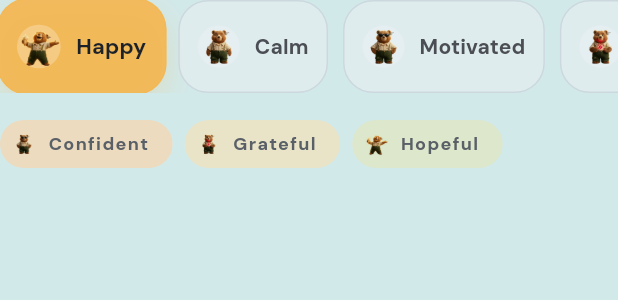
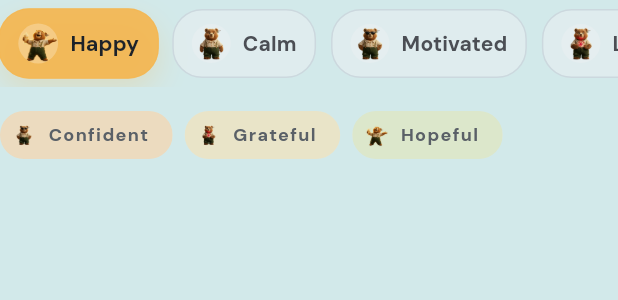
Before and after one commit to EslamNabawy/Selvator, a Flutter app: the MoodChipRow widget shown alone on an empty page, opened directly with empty values, on a phone screen of 412 x 824 dp. Shown: the top 300 px of the screen. Run offline on Flutter 3.47's test engine with Material 3 defaults, Android fonts, the light colour scheme and no system bars; our stand-ins replace fl_chart, flutter_animate, flutter_riverpod, google_fonts, hive, lottie and 1 more; missing offline and left inert: home_widget, tray_manager, window_manager; accounts and stored records are empty; statements that could not run were skipped.

Commit message:
Declutter desktop home layout

```diff
--- a/lib/src/presentation/widgets/mood_chip_row.dart
+++ b/lib/src/presentation/widgets/mood_chip_row.dart
@@ -33,54 +33,55 @@ class MoodChipRow extends StatelessWidget {
 
     return LayoutBuilder(
       builder: (context, constraints) {
-        final useWrap = constraints.maxWidth >= 720;
         final compact = constraints.maxWidth < 420;
+        final desktopRail = constraints.maxWidth >= 720;
+        final pillCompact = compact || desktopRail;
+        final railHeight = compact ? 58.0 : (desktopRail ? 56.0 : 64.0);
+        final showRelatedMoods =
+            constraints.maxWidth < 720 && relatedMoods.isNotEmpty;
 
         return Column(
           crossAxisAlignment: CrossAxisAlignment.start,
           children: [
-            if (useWrap)
-              Wrap(
-                spacing: 12,
-                runSpacing: 12,
-                children: [
-                  for (final mood in MoodType.values)
-                    _MoodPill(
-                      mood: mood,
-                      selected: activeMoods.contains(mood),
-                      enabled: activeMoods.contains(mood) || !selectionFull,
-                      compact: false,
-                      onTap: () => onMoodSelected(mood),
-                    ),
-                ],
-              )
-            else
             SizedBox(
-                height: compact ? 62 : 68,
+              height: railHeight,
               child: ScrollConfiguration(
                 behavior: const MaterialScrollBehavior().copyWith(
                   dragDevices: PointerDeviceKind.values.toSet(),
                   scrollbars: false,
                 ),
-                  child: ListView.separated(
+                child: SingleChildScrollView(
                   scrollDirection: Axis.horizontal,
-                    itemCount: MoodType.values.length,
-                    separatorBuilder: (_, _) => const SizedBox(width: 10),
-                    itemBuilder: (context, index) {
+                  child: Row(
+                    children: [
+                      for (
+                        var index = 0;
+                        index < MoodType.values.length;
+                        index++
+                      ) ...[
+                        Builder(
+                          builder: (context) {
                             final mood = MoodType.values[index];
                             return _MoodPill(
                               mood: mood,
                               selected: activeMoods.contains(mood),
-                        enabled: activeMoods.contains(mood) || !selectionFull,
-                        compact: compact,
+                              enabled:
+                                  activeMoods.contains(mood) || !selectionFull,
+                              compact: pillCompact,
                               onTap: () => onMoodSelected(mood),
                             );
                           },
                         ),
+                        if (index < MoodType.values.length - 1)
+                          SizedBox(width: desktopRail ? 8 : 10),
+                      ],
+                    ],
                   ),
                 ),
-            if (relatedMoods.isNotEmpty) ...[
-              const SizedBox(height: 10),
+              ),
+            ),
+            if (showRelatedMoods) ...[
+              const SizedBox(height: 8),
               SingleChildScrollView(
                 scrollDirection: Axis.horizontal,
                 child: Row(
@@ -176,7 +177,7 @@ class _MoodPill extends StatelessWidget {
         : Theme.of(context).textTheme.labelLarge?.color;
 
     final pill = AnimatedScale(
-      scale: selected && enabled ? 1.04 : 1,
+      scale: selected && enabled ? 1.02 : 1,
       duration: motionDisabled
           ? Duration.zero
           : const Duration(milliseconds: 220),
@@ -221,7 +222,7 @@ class _MoodPill extends StatelessWidget {
               child: Padding(
                 padding: EdgeInsets.symmetric(
                   horizontal: compact ? 12 : 16,
-                  vertical: compact ? 10 : 12,
+                  vertical: compact ? 9 : 12,
                 ),
                 child: Row(
                   mainAxisSize: MainAxisSize.min,
@@ -231,8 +232,8 @@ class _MoodPill extends StatelessWidget {
                           ? Duration.zero
                           : const Duration(milliseconds: 240),
                       curve: Curves.easeOutCubic,
-                      width: compact ? 28 : 34,
-                      height: compact ? 28 : 34,
+                      width: compact ? 26 : 34,
+                      height: compact ? 26 : 34,
                       decoration: BoxDecoration(
                         shape: BoxShape.circle,
                         color: avatarColor,
@@ -241,11 +242,11 @@ class _MoodPill extends StatelessWidget {
                       clipBehavior: Clip.antiAlias,
                       child: SilvatorMascotAvatar(
                         mood: mood,
-                        width: compact ? 28 : 34,
-                        height: compact ? 28 : 34,
+                        width: compact ? 26 : 34,
+                        height: compact ? 26 : 34,
                       ),
                     ),
-                    const SizedBox(width: 10),
+                    SizedBox(width: compact ? 8 : 10),
                     Text(
                       mood.label,
                       style: Theme.of(context).textTheme.labelLarge?.copyWith(
```
Also changed, not shown: lib/src/presentation/screens/root_shell.dart (+58 -91 lines), lib/src/presentation/widgets/quote_card.dart (+14 -10 lines). Lines whose indentation alone changed are shown as unchanged.
